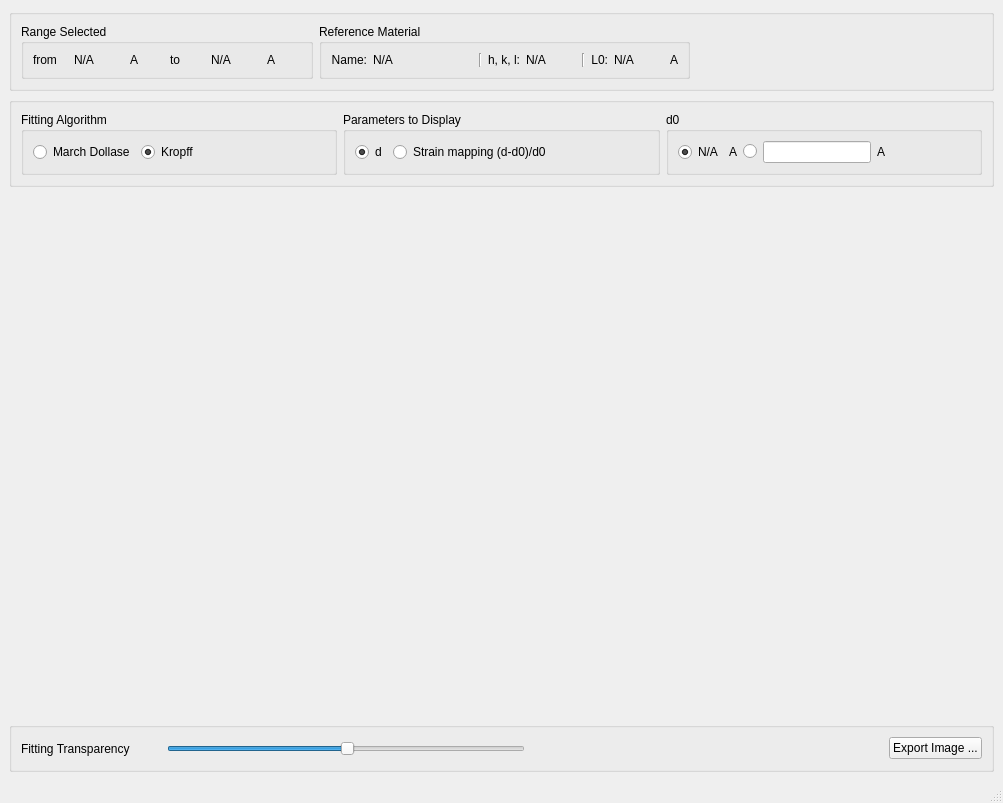
Old version of the form src/iBeatles/ui/ui_strainMapping.ui in the repository ornlneutronimaging/iBeatles.
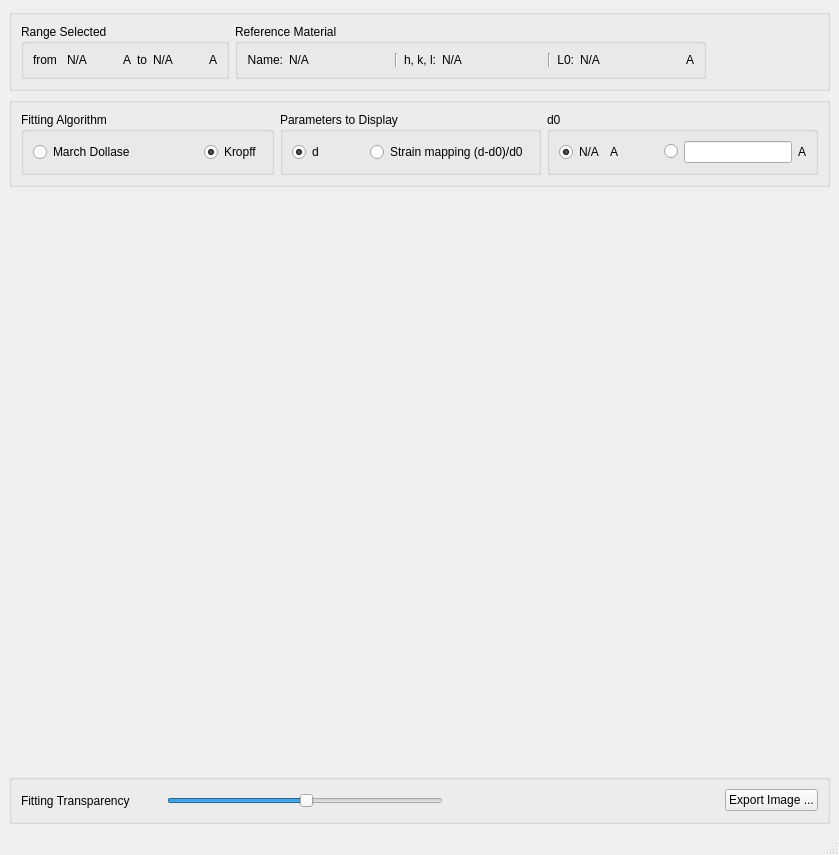
New version of the form.

What changed in the file:
```diff
--- a/src/iBeatles/ui/ui_strainMapping.ui
+++ b/src/iBeatles/ui/ui_strainMapping.ui
@@ -6,8 +6,8 @@
    <rect>
     <x>0</x>
     <y>0</y>
-    <width>1003</width>
-    <height>803</height>
+    <width>839</width>
+    <height>855</height>
    </rect>
   </property>
   <property name="windowTitle">
@@ -166,13 +166,13 @@
              <widget class="QLabel" name="hkl_value">
               <property name="minimumSize">
                <size>
-                <width>50</width>
+                <width>100</width>
                 <height>0</height>
                </size>
               </property>
               <property name="maximumSize">
                <size>
-                <width>50</width>
+                <width>100</width>
                 <height>16777215</height>
                </size>
               </property>
@@ -202,13 +202,13 @@
              <widget class="QLabel" name="lambda_0">
               <property name="minimumSize">
                <size>
-                <width>50</width>
+                <width>100</width>
                 <height>0</height>
                </size>
               </property>
               <property name="maximumSize">
                <size>
-                <width>50</width>
+                <width>100</width>
                 <height>16777215</height>
                </size>
               </property>
@@ -270,6 +270,19 @@
             </property>
            </widget>
           </item>
+          <item>
+           <spacer name="horizontalSpacer">
+            <property name="orientation">
+             <enum>Qt::Horizontal</enum>
+            </property>
+            <property name="sizeHint" stdset="0">
+             <size>
+              <width>13</width>
+              <height>20</height>
+             </size>
+            </property>
+           </spacer>
+          </item>
           <item>
            <widget class="QRadioButton" name="kropff_radioButton">
             <property name="text">
@@ -280,19 +293,6 @@
             </property>
            </widget>
           </item>
-          <item>
-           <spacer name="horizontalSpacer">
-            <property name="orientation">
-             <enum>Qt::Horizontal</enum>
-            </property>
-            <property name="sizeHint" stdset="0">
-             <size>
-              <width>61</width>
-              <height>20</height>
-             </size>
-            </property>
-           </spacer>
-          </item>
          </layout>
         </widget>
        </item>
@@ -312,6 +312,19 @@
             </property>
            </widget>
           </item>
+          <item>
+           <spacer name="horizontalSpacer_7">
+            <property name="orientation">
+             <enum>Qt::Horizontal</enum>
+            </property>
+            <property name="sizeHint" stdset="0">
+             <size>
+              <width>40</width>
+              <height>20</height>
+             </size>
+            </property>
+           </spacer>
+          </item>
           <item>
            <widget class="QRadioButton" name="radioButton_2">
             <property name="text">
@@ -326,7 +339,7 @@
             </property>
             <property name="sizeHint" stdset="0">
              <size>
-              <width>40</width>
+              <width>1</width>
               <height>20</height>
              </size>
             </property>
@@ -358,6 +371,19 @@
             </property>
            </widget>
           </item>
+          <item>
+           <spacer name="horizontalSpacer_6">
+            <property name="orientation">
+             <enum>Qt::Horizontal</enum>
+            </property>
+            <property name="sizeHint" stdset="0">
+             <size>
+              <width>40</width>
+              <height>20</height>
+             </size>
+            </property>
+           </spacer>
+          </item>
           <item>
            <widget class="QRadioButton" name="radioButton_4">
             <property name="text">
@@ -382,7 +408,7 @@
             </property>
             <property name="sizeHint" stdset="0">
              <size>
-              <width>40</width>
+              <width>0</width>
               <height>20</height>
              </size>
             </property>
@@ -464,7 +490,7 @@
          </property>
          <property name="sizeHint" stdset="0">
           <size>
-           <width>322</width>
+           <width>240</width>
            <height>16</height>
           </size>
          </property>
```
Left out of the diff: 4 changed lines with no effect on the pictures.
